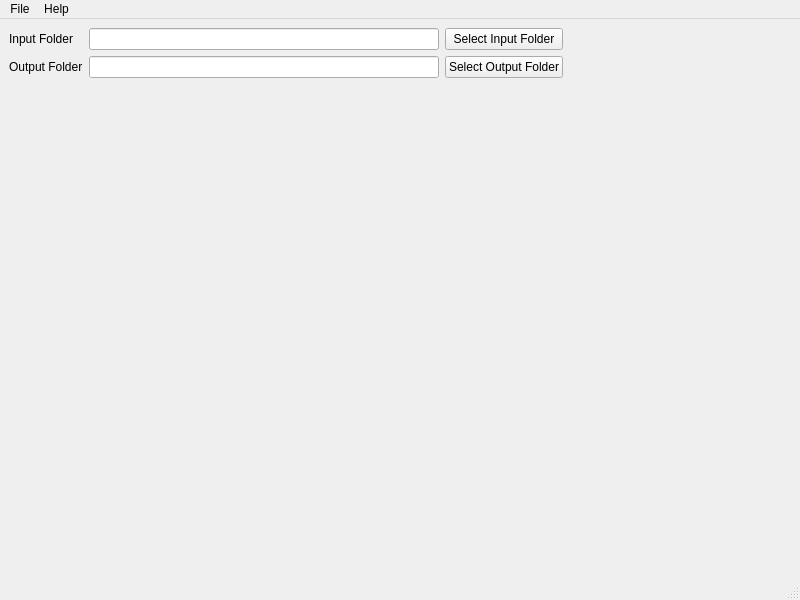
The window that Qt/widgets/mainwindow.ui (Glawster/sidecarEditor) describes before a commit, drawn with Qt 5.
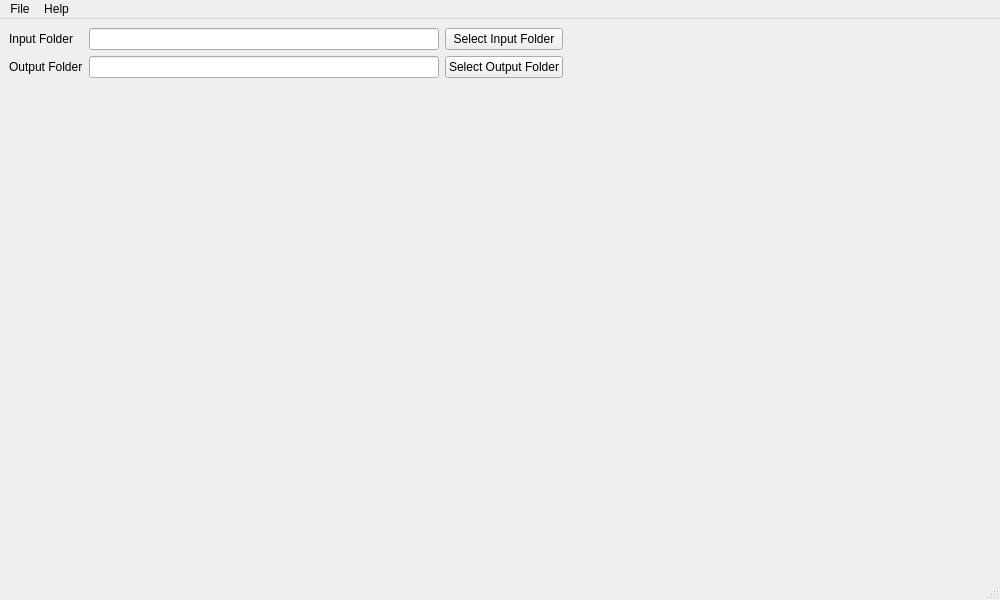
The same window after the commit. Icons and pictures are not drawn.

Patch:
```diff
--- a/Qt/widgets/mainwindow.ui
+++ b/Qt/widgets/mainwindow.ui
@@ -6,33 +6,48 @@
    <rect>
     <x>0</x>
     <y>0</y>
-    <width>800</width>
+    <width>1000</width>
     <height>600</height>
    </rect>
   </property>
+  <property name="sizePolicy">
+   <sizepolicy hsizetype="Expanding" vsizetype="Expanding">
+    <horstretch>1</horstretch>
+    <verstretch>1</verstretch>
+   </sizepolicy>
+  </property>
   <property name="windowTitle">
    <string>MainWindow</string>
   </property>
   <widget class="QWidget" name="centralwidget">
+   <property name="enabled">
+    <bool>true</bool>
+   </property>
    <widget class="QWidget" name="layoutWidget">
     <property name="geometry">
      <rect>
       <x>0</x>
       <y>0</y>
-      <width>801</width>
+      <width>1001</width>
       <height>581</height>
      </rect>
     </property>
     <layout class="QVBoxLayout" name="verticalLayout" stretch="0,1">
      <item>
       <widget class="QWidget" name="wgtTopBar" native="true">
+       <property name="sizePolicy">
+        <sizepolicy hsizetype="Expanding" vsizetype="Expanding">
+         <horstretch>0</horstretch>
+         <verstretch>0</verstretch>
+        </sizepolicy>
+       </property>
        <property name="minimumSize">
         <size>
          <width>0</width>
          <height>50</height>
         </size>
        </property>
-       <layout class="QGridLayout" name="gridLayout" columnstretch="0,0,0,0">
+       <layout class="QGridLayout" name="gridLayout" columnstretch="0,0,0,1">
         <item row="1" column="0">
          <widget class="QLabel" name="lblInputFolder">
           <property name="text">
@@ -107,8 +122,8 @@
       <widget class="QWidget" name="wgtMainContent" native="true">
        <property name="sizePolicy">
         <sizepolicy hsizetype="Expanding" vsizetype="Expanding">
-         <horstretch>0</horstretch>
-         <verstretch>0</verstretch>
+         <horstretch>1</horstretch>
+         <verstretch>1</verstretch>
         </sizepolicy>
        </property>
        <property name="minimumSize">
@@ -127,7 +142,7 @@
     <rect>
      <x>0</x>
      <y>0</y>
-     <width>800</width>
+     <width>1000</width>
      <height>21</height>
     </rect>
    </property>
```
Left out of the diff: 2 changed lines with no effect on the pictures.
